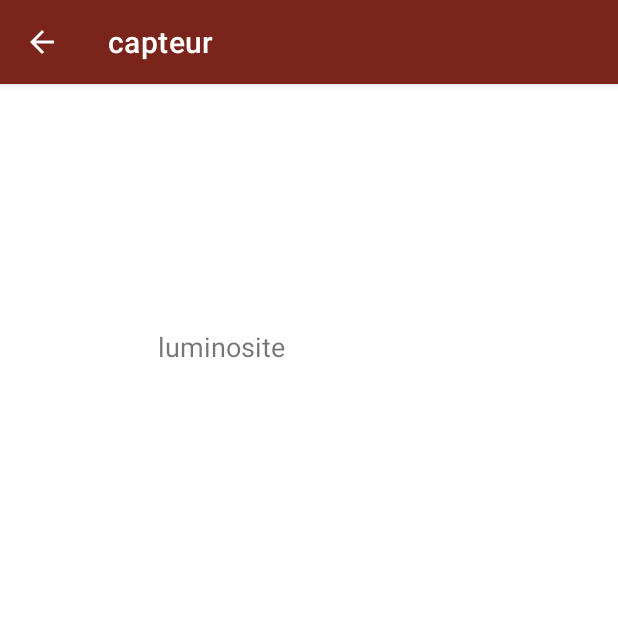
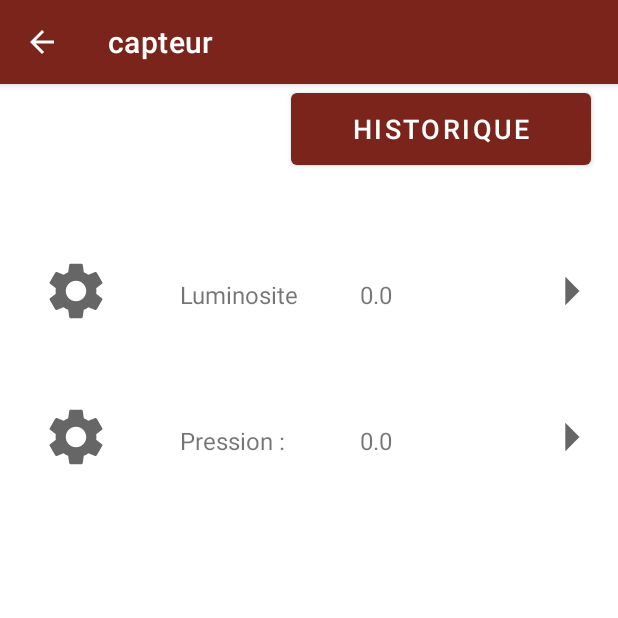
Before and after one commit to Polozeed/androidESEO, an Android app: the SensorActivity screen opened directly, with no data from a screen before it, on a phone screen of 412 x 824 dp, the top half of it. Run offline under Robolectric (Android 15) with nearby library versions, the phone set to English and light mode, and no system bars.

Commit message:
Modif SensorActivity

```diff
--- /dev/null
+++ b/app/src/main/java/com/example/androideseo/data/AdapterSensor.kt
@@ -0,0 +1,34 @@
+package com.example.androideseo.data
+
+import android.view.LayoutInflater
+import android.view.View
+import android.view.ViewGroup
+import android.widget.ImageView
+import android.widget.TextView
+import androidx.recyclerview.widget.RecyclerView
+import com.example.androideseo.R
+import com.example.androideseo.ui.SensorActivity
+
+class AdapterSensor(private val deviceList: Array<SensorActivity.SettingsItemSensor>) : RecyclerView.Adapter<AdapterSensor.ViewHolder>() {
+
+    class ViewHolder(itemView: View) : RecyclerView.ViewHolder(itemView) {
+        fun showItem(sensor: SensorActivity.SettingsItemSensor) {
+            itemView.findViewById<TextView>(R.id.sensor).text= sensor.name
+            itemView.findViewById<TextView>(R.id.value).text= sensor.value.toString()
+            itemView.findViewById<ImageView>(R.id.imagesensor).setImageResource(sensor.icon)
+        }
+    }
+
+    override fun onCreateViewHolder(parent: ViewGroup, viewType: Int): ViewHolder {
+        val view = LayoutInflater.from(parent.context).inflate(R.layout.sensor, parent, false)
+        return ViewHolder(view)
+    }
+
+    override fun onBindViewHolder(holder: ViewHolder, position: Int) {
+        holder.showItem(deviceList[position])
+    }
+
+    override fun getItemCount(): Int {
+        return deviceList.size
+    }
+}
--- a/app/src/main/java/com/example/androideseo/ui/SensorActivity.kt
+++ b/app/src/main/java/com/example/androideseo/ui/SensorActivity.kt
@@ -8,9 +8,10 @@ import android.hardware.SensorEvent
 import android.hardware.SensorEventListener
 import android.hardware.SensorManager
 import android.os.Bundle
-import android.widget.TextView
 import androidx.appcompat.app.AppCompatActivity
+import androidx.recyclerview.widget.LinearLayoutManager
 import com.example.androideseo.R
+import com.example.androideseo.data.AdapterSensor
 import com.example.androideseo.databinding.ActivitySensorBinding
 
 
@@ -19,11 +20,18 @@ class SensorActivity : AppCompatActivity(), SensorEventListener {
     private lateinit var binding: ActivitySensorBinding // <-- Référence à notre ViewBinding
     private lateinit var sensorManager: SensorManager
 
+    private val arr = arrayOf(
+            SettingsItemSensor("Luminosite :", 0.0f, R.drawable.parametre),
+            SettingsItemSensor("Pression :", 0.0f, R.drawable.parametre)
+    )
+
     companion object {
         fun getStartIntent(context: Context): Intent {
             return Intent(context, SensorActivity::class.java)
         }
     }
+
+    data class SettingsItemSensor(val name: String, var value: Float, val icon: Int) {}
 
     override fun onCreate(savedInstanceState: Bundle?) {
         super.onCreate(savedInstanceState)
@@ -49,16 +57,22 @@ class SensorActivity : AppCompatActivity(), SensorEventListener {
     }
 
     override fun onSensorChanged(event: SensorEvent) {
-        findViewById<TextView>(R.id.capteurLuminosite).text = event.values[0].toString()
+        if(event.sensor.type == Sensor.TYPE_PRESSURE) {
+            arr[0].value = event.values[0]
+        } else {
+            arr[0].value = event.values[0]
+        }
+        binding.sensorList.adapter?.notifyDataSetChanged()
     }
 
     override fun onResume() {
         super.onResume()
         sensorManager = getSystemService(SENSOR_SERVICE) as SensorManager
-        sensorManager.registerListener(
-            this,
-            sensorManager.getDefaultSensor(Sensor.TYPE_LIGHT),
-            SensorManager.SENSOR_DELAY_UI)
+        sensorManager.registerListener(this, sensorManager.getDefaultSensor(Sensor.TYPE_LIGHT), SensorManager.SENSOR_DELAY_UI)
+        sensorManager.registerListener(this, sensorManager.getDefaultSensor(Sensor.TYPE_PRESSURE), SensorManager.SENSOR_DELAY_UI)
+
+        binding.sensorList.layoutManager = LinearLayoutManager(this)
+        binding.sensorList.adapter = AdapterSensor(arr)
     }
 
     override fun onPause() {
--- a/app/src/main/res/layout/activity_sensor.xml
+++ b/app/src/main/res/layout/activity_sensor.xml
@@ -5,16 +5,30 @@
     android:layout_height="match_parent"
     xmlns:app="http://schemas.android.com/apk/res-auto">
 
-    <TextView
-        android:id="@+id/capteurLuminosite"
+    <androidx.recyclerview.widget.RecyclerView
+        android:id="@+id/sensor_list"
+        android:layout_width="387dp"
+        android:layout_height="650dp"
+        android:layout_marginStart="8dp"
+        android:layout_marginTop="60dp"
+        android:text="@string/app_name"
+        android:textSize="16sp"
+        app:layout_constraintBottom_toBottomOf="parent"
+        app:layout_constraintLeft_toLeftOf="parent"
+        app:layout_constraintRight_toRightOf="parent"
+        app:layout_constraintStart_toStartOf="parent"
+        app:layout_constraintTop_toTopOf="parent"/>
+
+    <Button
+        android:id="@+id/historique"
         android:layout_width="200dp"
         android:layout_height="60dp"
-        android:text="@string/luminosite"
+        android:layout_marginRight="18dp"
+        android:text="@string/Historique"
         android:textSize="18dp"
         app:layout_constraintBottom_toBottomOf="parent"
-        app:layout_constraintHorizontal_bias="0.497"
-        app:layout_constraintLeft_toLeftOf="parent"
         app:layout_constraintRight_toRightOf="parent"
         app:layout_constraintTop_toTopOf="parent"
-        app:layout_constraintVertical_bias="0.23" />
+        app:layout_constraintBottom_toTopOf="@id/historique" />
+
 </androidx.constraintlayout.widget.ConstraintLayout>
--- /dev/null
+++ b/app/src/main/res/layout/sensor.xml
@@ -0,0 +1,51 @@
+<?xml version="1.0" encoding="utf-8"?>
+<androidx.constraintlayout.widget.ConstraintLayout xmlns:android="http://schemas.android.com/apk/res/android"
+    xmlns:app="http://schemas.android.com/apk/res-auto"
+    xmlns:tools="http://schemas.android.com/tools"
+    android:layout_width="wrap_content"
+    android:layout_height="wrap_content"
+    android:id="@+id/layoutsensor">
+
+
+    <ImageView
+        android:id="@+id/imagesensor"
+        android:layout_width="45dp"
+        android:layout_height="97dp"
+        android:layout_marginStart="20dp"
+        app:layout_constraintStart_toStartOf="parent"
+        app:layout_constraintTop_toTopOf="parent"
+        app:srcCompat="@drawable/logo" />
+
+    <TextView
+        android:id="@+id/sensor"
+        android:layout_width="120dp"
+        android:layout_height="66dp"
+        android:layout_marginStart="72dp"
+        android:layout_marginTop="20dp"
+        android:padding="20dp"
+        android:text="@string/app_name"
+        android:textSize="16sp"
+        app:layout_constraintStart_toStartOf="@id/imagesensor"
+        app:layout_constraintTop_toTopOf="parent" />
+
+    <TextView
+        android:id="@+id/value"
+        android:layout_width="130dp"
+        android:layout_height="66dp"
+        android:layout_marginTop="20dp"
+        android:padding="20dp"
+        android:text="@string/app_name"
+        android:textSize="16sp"
+        app:layout_constraintStart_toEndOf="@id/sensor"
+        app:layout_constraintTop_toTopOf="parent" />
+
+    <ImageView
+        android:id="@+id/arrowImage"
+        android:layout_width="45dp"
+        android:layout_height="97dp"
+        android:layout_marginStart="8dp"
+        app:layout_constraintStart_toEndOf="@id/value"
+        app:layout_constraintTop_toTopOf="parent"
+        app:srcCompat="@drawable/arrow"
+        tools:layout_editor_absoluteY="4dp" />
+</androidx.constraintlayout.widget.ConstraintLayout>
```
